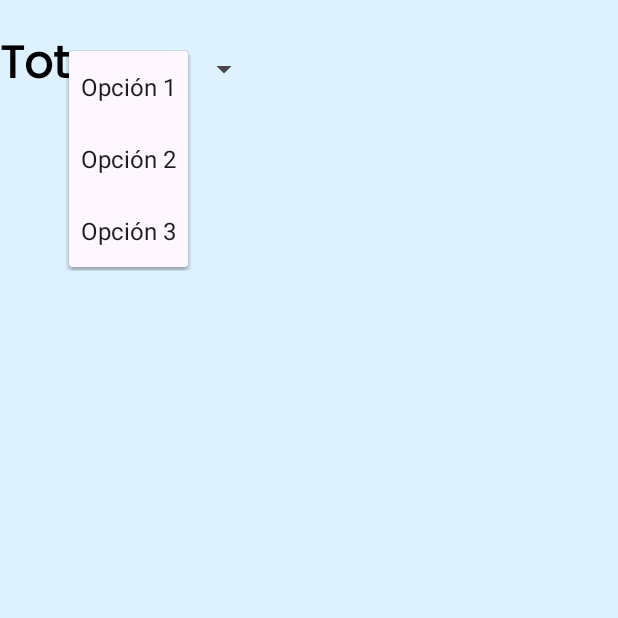
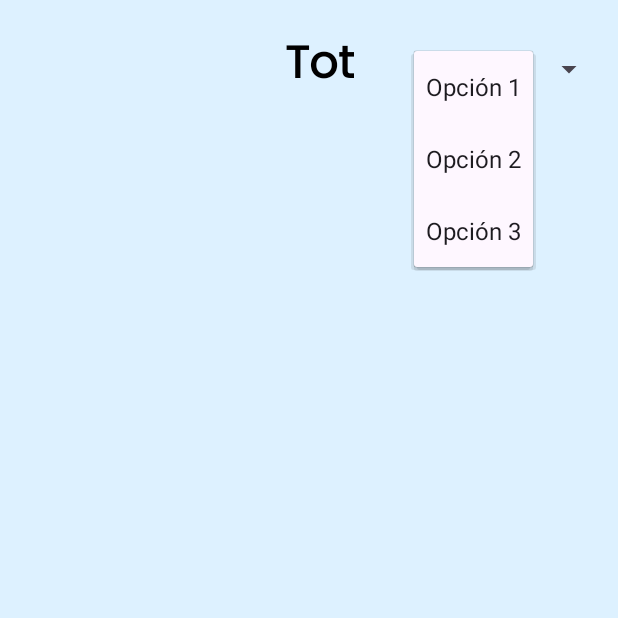
Before and after one commit to aaxel242/CercleCultural-Android, an Android app: the MainActivity screen opened directly, with no data from a screen before it, after a tap on "Opción 1", on a phone screen of 412 x 824 dp, the top half of it. Run offline under Robolectric (Android 15) with nearby library versions, the light colour scheme and no system bars.

Commit message:
haciendo mainActivity Layout y desplegable v2

```diff
--- a/app/src/main/res/layout/activity_main.xml
+++ b/app/src/main/res/layout/activity_main.xml
@@ -19,6 +19,7 @@
             android:text="Tot"
             android:textColor="@color/black"
             android:textSize="30sp"
+            android:layout_marginLeft="190dp"
             android:textStyle="bold" />
 
         <Spinner
@@ -27,7 +28,8 @@
             android:layout_height="wrap_content"
             android:layout_marginTop="20dp"
             android:entries="@array/opciones_menu"
-            android:gravity="" />
+            android:layout_marginLeft="40dp"
+            />
 
 
     </LinearLayout>
```
